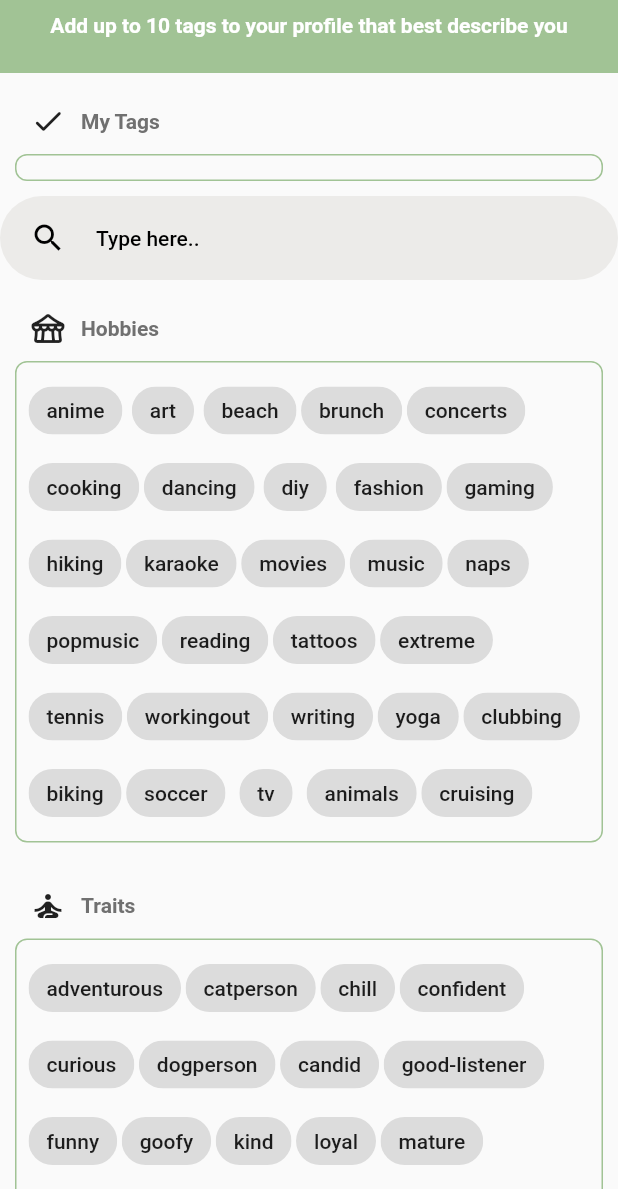
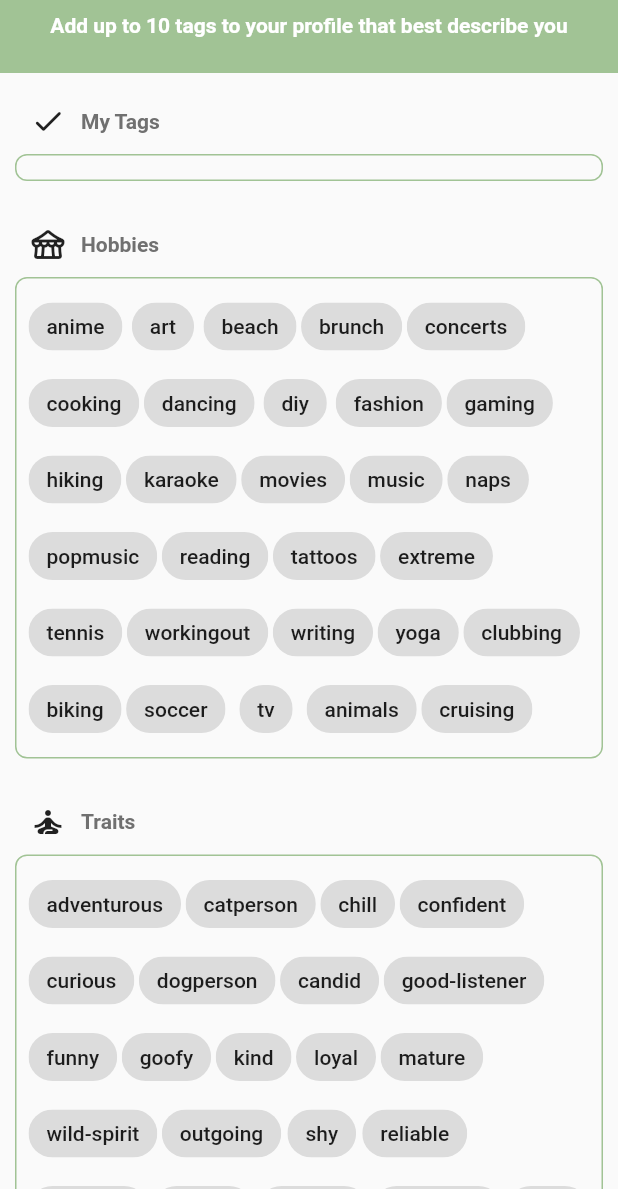
Before and after one commit to Yaniv-Tzipin/globUs-app, a Flutter app: the MyTags screen opened directly, on a phone screen of 412 x 824 dp, the part 47-1236 px from its top. Run offline on Flutter 3.47's test engine with Material 2 defaults, Android fonts, the phone set to English and light mode, and no system bars; our stand-ins replace cloud_firestore, firebase_auth, firebase_core, get, google_sign_in; missing offline and left inert: dart:ffi; accounts and stored records are empty.

```diff
--- a/lib/pages/choose_tags_page.dart
+++ b/lib/pages/choose_tags_page.dart
@@ -1,7 +1,7 @@
 import "package:flutter/material.dart";
-import "package:get/route_manager.dart";
 import "package:myfirstapp/components/my_tags_grid.dart";
 import 'package:myfirstapp/providers/my_provider.dart';
+
 import "package:provider/provider.dart";
 import 'package:myfirstapp/components/my_colors.dart' as my_colors;
 
@@ -83,7 +83,37 @@ class _MyTagsState extends State<MyTags>{
       MyTag(tagsCounter: tagsCounter, text: 'sociable'),
       MyTag(tagsCounter: tagsCounter, text: 'tolerant'),
     ];
-
+    List<MyTag> wishListTags = [
+      MyTag(tagsCounter: tagsCounter, text: 'camping'),
+      MyTag(tagsCounter: tagsCounter, text: 'backpacking'),
+      MyTag(tagsCounter: tagsCounter, text: 'climbing'),
+      MyTag(tagsCounter: tagsCounter, text: 'sports'),
+      MyTag(tagsCounter: tagsCounter, text: 'skiing'),
+      MyTag(tagsCounter: tagsCounter, text: 'shopping'),
+      MyTag(tagsCounter: tagsCounter, text: 'colture'),
+      MyTag(tagsCounter: tagsCounter, text: 'museum'),
+      MyTag(tagsCounter: tagsCounter, text: 'skydiving'),
+      MyTag(tagsCounter: tagsCounter, text: 'hiking'),
+      MyTag(tagsCounter: tagsCounter, text: 'culinary'),
+      MyTag(tagsCounter: tagsCounter, text: 'bars'),
+      MyTag(tagsCounter: tagsCounter, text: 'parties'),
+      MyTag(tagsCounter: tagsCounter, text: 'music festivals'),
+      MyTag(tagsCounter: tagsCounter, text: 'religion'),
+      MyTag(tagsCounter: tagsCounter, text: 'amusement parks'),
+      MyTag(tagsCounter: tagsCounter, text: 'beach'),
+      MyTag(tagsCounter: tagsCounter, text: 'nature'),
+      MyTag(tagsCounter: tagsCounter, text: 'landscapes'),
+      MyTag(tagsCounter: tagsCounter, text: 'LGBTQ+'),
+      MyTag(tagsCounter: tagsCounter, text: 'horse riding'),
+      MyTag(tagsCounter: tagsCounter, text: 'couch surfing'),
+      MyTag(tagsCounter: tagsCounter, text: 'caravan'),
+      MyTag(tagsCounter: tagsCounter, text: 'mind cleaning'),
+      MyTag(tagsCounter: tagsCounter, text: 'spa'),
+      MyTag(tagsCounter: tagsCounter, text: 'rafting'),
+      MyTag(tagsCounter: tagsCounter, text: 'business trip'),
+      MyTag(tagsCounter: tagsCounter, text: 'peace'),
+      MyTag(tagsCounter: tagsCounter, text: 'fun'),
+    ];
     return Scaffold(
       appBar: AppBar(
         automaticallyImplyLeading: true,
@@ -113,16 +143,6 @@ class _MyTagsState extends State<MyTags>{
             MyTagsGrid(tagsTheme: 'My Tags',
              icon: Icon(Icons.check_rounded),
             listOfTags: chosenTagsList),
-            SearchBar(
-                backgroundColor: MaterialStateProperty.all(my_colors.searchBarColor),
-                elevation: MaterialStateProperty.all(0),
-                hintText: 'Type here..',
-                leading: IconButton(
-                  icon: Icon(Icons.search),
-                  onPressed: () {
-                    showSearch(context: context, delegate: CustomSearch());
-                  },
-                )),
             const SizedBox(
               height: 20,
             ),
@@ -142,7 +162,7 @@ class _MyTagsState extends State<MyTags>{
 
             MyTagsGrid(tagsTheme: 'Travel Wishlist',
              icon: Icon(Icons.travel_explore),
-            listOfTags: [MyTag(tagsCounter: tagsCounter, text: 'yesh')],)
+            listOfTags: wishListTags,)
 
           ],
         ),
@@ -151,71 +171,7 @@ class _MyTagsState extends State<MyTags>{
   }
 }
 
-class CustomSearch extends SearchDelegate{
-
-  List<searchedTag> allData = [searchedTag(text: 'hi'),
-  searchedTag(text: 'bi'),searchedTag(text: 'mi'),searchedTag(text: 'gi'),searchedTag(text: 'ci'),];
-  @override
-  List<Widget>? buildActions(BuildContext context) {
-    return [
-      IconButton(onPressed: (){
-        query = '';
-      },
-      icon: Icon(Icons.clear))
-    ];
-  }
-
-  @override
-  Widget? buildLeading(BuildContext context) {
-    return IconButton(onPressed: (){
-      close(context, null);
-    }, icon: const Icon(Icons.arrow_back));
-  }
-
-  @override
-  Widget buildResults(BuildContext context) {
-    List<searchedTag> matchquery =[];
-    for(searchedTag tag in allData){
-      if(tag.text.toLowerCase().contains(query.toLowerCase())){
-        matchquery.add(tag);
-      }
-    }
-    return ListView.builder(
-      itemCount: matchquery.length,
-      itemBuilder: ((context, index) {
-        searchedTag result = matchquery[index];
-        return ListTile(
-          textColor: Colors.amber,
-          title: Text(result.text),
-        );
-      })
-    );
-  }
-
-  @override
-  Widget buildSuggestions(BuildContext context) {
-    List<searchedTag> matchquery =[];
-    for(searchedTag tag in allData){
-      if(tag.text.toLowerCase().contains(query.toLowerCase())){
-        matchquery.add(tag);
-      }
-    }
-    return GridView.builder(
-      itemCount: matchquery.length,
-      itemBuilder: ((context, index) {
-        searchedTag result = matchquery[index];
-        return ListTile(
-          title: result,
-        );
-      }),
-      gridDelegate: const SliverGridDelegateWithFixedCrossAxisCount(
-      crossAxisCount: 4,
-      childAspectRatio: 1,
-      )
-    );
-
-  }
-}
+//the tags in the main tags choose page and in the tags grid
 
 class MyTag extends StatefulWidget {
   final String text;
@@ -271,29 +227,3 @@ class _MyTagState extends State<MyTag> {
   }
 
 }
-
-class searchedTag extends StatefulWidget {
-  final String text;
-   const searchedTag({super.key, required this.text,
-  });
-
-  @override
-  State<searchedTag> createState() => _searchedTagState();
-}
-
-class _searchedTagState extends State<searchedTag> {
-  static bool isSelected = false;
-
-  @override
-  Widget build(BuildContext context) {
-    return InputChip(label: Text(widget.text),
-    onSelected: (bool newBool){
-      setState(() {
-        isSelected = !isSelected;
-      });
-    },
-    selected: isSelected,
-    selectedColor: my_colors.selectedTagColor
-    );
-  }
-}
```
